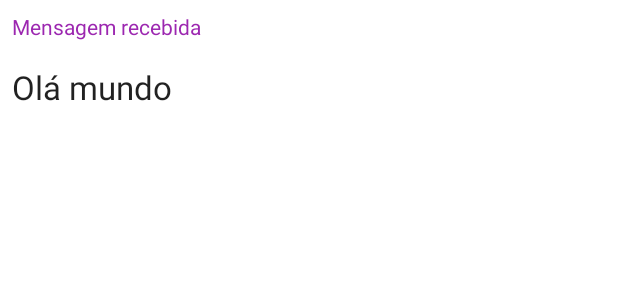
After one commit to LeonardoCMarques/TesteMensagem, an Android app: the layout activity_mostra_mensagem.xml on its own in the app's theme, with its tools: preview values and no code run, on a phone screen of 412 x 824 dp. The commit adds this screen. Shown: the top 300 px of the screen. Run offline under Robolectric (Android 15) with nearby library versions, the phone set to English and light mode, and no system bars.

Commit message:
Desenho interface da atividade para mostrar mensagem

```diff
--- a/app/src/main/AndroidManifest.xml
+++ b/app/src/main/AndroidManifest.xml
@@ -9,6 +9,7 @@
         android:roundIcon="@mipmap/ic_launcher_round"
         android:supportsRtl="true"
         android:theme="@style/Theme.Mensagem">
+        <activity android:name=".MostraMensagemActivity"></activity>
         <activity android:name=".MainActivity">
             <intent-filter>
                 <action android:name="android.intent.action.MAIN" />
--- /dev/null
+++ b/app/src/main/java/pt/ipg/mensagem/MostraMensagemActivity.kt
@@ -0,0 +1,11 @@
+package pt.ipg.mensagem
+
+import androidx.appcompat.app.AppCompatActivity
+import android.os.Bundle
+
+class MostraMensagemActivity : AppCompatActivity() {
+    override fun onCreate(savedInstanceState: Bundle?) {
+        super.onCreate(savedInstanceState)
+        setContentView(R.layout.activity_mostra_mensagem)
+    }
+}
--- /dev/null
+++ b/app/src/main/res/layout/activity_mostra_mensagem.xml
@@ -0,0 +1,26 @@
+<?xml version="1.0" encoding="utf-8"?>
+<LinearLayout xmlns:android="http://schemas.android.com/apk/res/android"
+    xmlns:app="http://schemas.android.com/apk/res-auto"
+    xmlns:tools="http://schemas.android.com/tools"
+    android:layout_width="match_parent"
+    android:layout_height="match_parent"
+    android:orientation="vertical"
+    tools:context=".MostraMensagemActivity">
+
+    <TextView
+        android:id="@+id/textView"
+        android:layout_width="wrap_content"
+        android:layout_height="wrap_content"
+        android:layout_margin="8dp"
+        android:text="@string/mensagem_recebida"
+        android:textAppearance="@style/TextAppearance.AppCompat.Small"
+        android:textColor="#9C27B0" />
+
+    <TextView
+        android:id="@+id/textView2"
+        android:layout_width="match_parent"
+        android:layout_height="wrap_content"
+        android:layout_margin="8dp"
+        android:textAppearance="@style/TextAppearance.AppCompat.Large"
+        tools:text="Olá mundo" />
+</LinearLayout>
--- a/app/src/main/res/values/strings.xml
+++ b/app/src/main/res/values/strings.xml
@@ -2,4 +2,5 @@
     <string name="app_name">Mensagem</string>
     <string name="mensagem">Mensagem</string>
     <string name="enviar">Enviar</string>
+    <string name="mensagem_recebida">Mensagem recebida</string>
 </resources>
```
